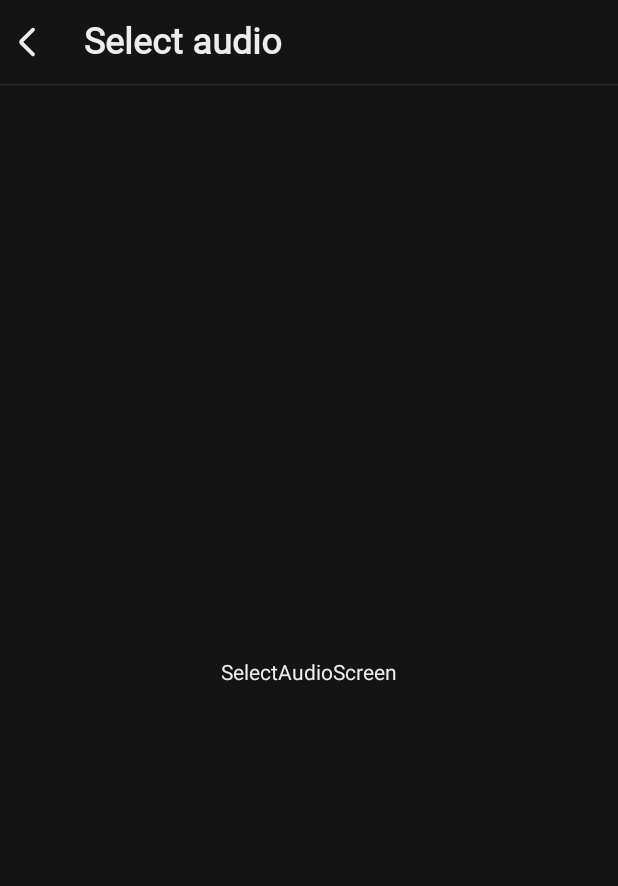
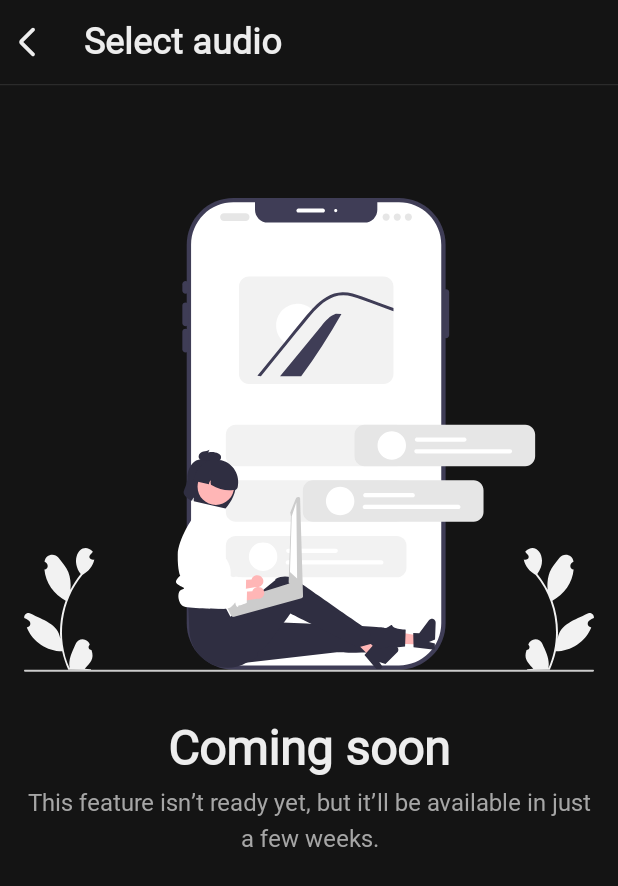
Before and after one commit to MarcelMilka/SayItAgain, an Android app built with Jetpack Compose: the selectAudioScreen screen opened through its navigation route, on a phone screen of 412 x 824 dp. Shown: the top 886 px of the screen. Run offline under Robolectric (Android 15) with nearby library versions, the phone set to English and light mode, and no system bars; our stand-ins replace Dagger/Hilt's generated code; Roboto replaces fonts that are not available here.

Commit message:
feat(transcribe): implement temporary SelectAudioScreen ui

```diff
--- a/common/src/main/java/eu/project/common/TestTags.kt
+++ b/common/src/main/java/eu/project/common/TestTags.kt
@@ -33,6 +33,10 @@ object TestTags {
     const val EXPORT_WORDS_SCREEN_LAZY_COLUMN = "ExportWordsScreen - LazyColumn"
 
 
+    // SelectAudioScreen
+    const val SELECT_AUDIO_SCREEN = "SelectAudioScreen"
+
+
     // TopBar
     const val TOP_BAR = "TopBar"
     const val TOP_BAR_ICON_BUTTON_BACK_ICON = "TopBar - IconButtonBack - Back icon"
--- /dev/null
+++ b/feature/transcribe/src/main/java/eu/project/transcribe/selectAudio/impl/SelectAudioImpl.kt
@@ -0,0 +1,14 @@
+package eu.project.transcribe.selectAudio.impl
+
+import androidx.navigation.NavGraphBuilder
+import androidx.navigation.compose.composable
+import eu.project.common.navigation.Navigation
+import eu.project.transcribe.selectAudio.screen.selectAudioScreen
+
+fun NavGraphBuilder.selectAudioImpl() {
+
+    composable<Navigation.Transcribe.SelectAudioScreen> {
+
+        selectAudioScreen()
+    }
+}
--- a/feature/transcribe/src/main/java/eu/project/transcribe/selectAudio/impl/SelectAudioScreenImpl.kt
+++ /dev/null
@@ -1,25 +0,0 @@
-package eu.project.transcribe.selectAudio.impl
-
-import androidx.compose.foundation.background
-import androidx.compose.foundation.layout.Box
-import androidx.compose.foundation.layout.fillMaxSize
-import androidx.compose.material3.Text
-import androidx.compose.ui.Alignment
-import androidx.compose.ui.Modifier
-import androidx.navigation.NavGraphBuilder
-import androidx.navigation.compose.composable
-import eu.project.common.navigation.Navigation
-import eu.project.ui.theme.Background
-import eu.project.ui.theme.PrimaryWhite
-
-fun NavGraphBuilder.selectAudioScreenImpl() {
-
-    composable<Navigation.Transcribe.SelectAudioScreen> {
-
-        Box(
-            modifier = Modifier.fillMaxSize().background(Background),
-            contentAlignment = Alignment.Center,
-            content = { Text(text = "SelectAudioScreen", color = PrimaryWhite) }
-        )
-    }
-}
--- /dev/null
+++ b/feature/transcribe/src/main/java/eu/project/transcribe/selectAudio/screen/SelectAudioScreen.kt
@@ -0,0 +1,78 @@
+package eu.project.transcribe.selectAudio.screen
+
+import androidx.compose.foundation.Image
+import androidx.compose.foundation.layout.Arrangement
+import androidx.compose.foundation.layout.Column
+import androidx.compose.foundation.layout.fillMaxSize
+import androidx.compose.foundation.layout.fillMaxWidth
+import androidx.compose.foundation.layout.padding
+import androidx.compose.runtime.Composable
+import androidx.compose.ui.Alignment
+import androidx.compose.ui.Modifier
+import androidx.compose.ui.platform.testTag
+import androidx.compose.ui.res.painterResource
+import androidx.compose.ui.res.stringResource
+import androidx.compose.ui.text.style.TextAlign
+import androidx.compose.ui.unit.dp
+import eu.project.common.TestTags
+import eu.project.ui.R
+import eu.project.ui.components.spacers.spacerV8
+import eu.project.ui.components.spacers.spacerVertical32
+import eu.project.ui.components.text.bodyLarge
+import eu.project.ui.components.text.headlineLarge
+import eu.project.ui.dimensions.ScreenPadding
+import eu.project.ui.theme.SecondaryWhite
+
+@Composable
+internal fun selectAudioScreen() {
+
+    Column(
+        modifier = Modifier
+            .fillMaxSize()
+            .padding(horizontal = ScreenPadding.dp)
+            .testTag(TestTags.SELECT_AUDIO_SCREEN),
+        verticalArrangement = Arrangement.Top,
+        horizontalAlignment = Alignment.Start,
+        content = {
+
+            // upper content
+            Column(
+                modifier = Modifier
+                    .fillMaxWidth()
+                    .weight(1f),
+                verticalArrangement = Arrangement.Bottom,
+                horizontalAlignment = Alignment.CenterHorizontally,
+                content = {
+
+                    Image(
+                        painter = painterResource(id = R.drawable.development),
+                        contentDescription = stringResource(R.string.illustration_development_description)
+                    )
+                }
+            )
+
+            // bottom content
+            Column(
+                modifier = Modifier
+                    .fillMaxWidth()
+                    .weight(1f),
+                verticalArrangement = Arrangement.Top,
+                horizontalAlignment = Alignment.CenterHorizontally,
+                content = {
+
+                    spacerVertical32()
+
+                    headlineLarge(text = stringResource(R.string.coming_soon))
+
+                    spacerV8()
+
+                    bodyLarge(
+                        text = stringResource(R.string.coming_soon_explanation),
+                        color = SecondaryWhite,
+                        textAlign = TextAlign.Center
+                    )
+                }
+            )
+        }
+    )
+}
--- a/scaffold/src/main/java/eu/project/scaffold/ApplicationScaffold.kt
+++ b/scaffold/src/main/java/eu/project/scaffold/ApplicationScaffold.kt
@@ -18,7 +18,7 @@ import eu.project.home.impl.homeScreenImpl
 import eu.project.saved.exportWords.impl.exportWordsImpl
 import eu.project.saved.savedWords.impl.savedWordsImpl
 import eu.project.topBar.impl.topBarImpl
-import eu.project.transcribe.selectAudio.impl.selectAudioScreenImpl
+import eu.project.transcribe.selectAudio.impl.selectAudioImpl
 import eu.project.ui.theme.Background
 
 @OptIn(ExperimentalLayoutApi::class)
@@ -62,7 +62,7 @@ fun applicationScaffold() {
 
                     this.navigation<Navigation.Transcribe.RouteTranscribe>(startDestination = Navigation.Transcribe.SelectAudioScreen) {
 
-                        this.selectAudioScreenImpl()
+                        this.selectAudioImpl()
                     }
                 }
             )
--- /dev/null
+++ b/ui/src/main/res/drawable/development.xml
@@ -0,0 +1,159 @@
+<vector xmlns:android="http://schemas.android.com/apk/res/android"
+    android:width="717.67dp"
+    android:height="596.33dp"
+    android:viewportWidth="717.67"
+    android:viewportHeight="596.33">
+  <path
+      android:pathData="M263.58,0L472.13,0A58.73,58.73 0,0 1,530.85 58.73L530.85,535.27A58.73,58.73 0,0 1,472.13 594L263.58,594A58.73,58.73 0,0 1,204.85 535.27L204.85,58.73A58.73,58.73 0,0 1,263.58 0z"
+      android:fillColor="#3f3d56"/>
+  <path
+      android:pathData="M525.36,58.73v476.54a53.29,53.29 0,0 1,-53.23 53.23h-208.54a53.29,53.29 0,0 1,-53.23 -53.23v-476.54a53.29,53.29 0,0 1,53.23 -53.23h27.27v9.42a16.08,16.08 0,0 0,16.08 16.08h121.84a16.08,16.08 0,0 0,16.08 -16.08v-9.42h27.27A53.29,53.29 0,0 1,525.36 58.73Z"
+      android:fillColor="#fff"/>
+  <path
+      android:pathData="M203.35,120.5a4,4 0,0 1,-4 -4v-8a4,4 0,0 1,8 0v8A4,4 0,0 1,203.35 120.5Z"
+      android:fillColor="#3f3d56"/>
+  <path
+      android:pathData="M203.35,161.52a4,4 0,0 1,-4 -4L199.35,135.5a4,4 0,0 1,8 0v22.02A4,4 0,0 1,203.35 161.52Z"
+      android:fillColor="#3f3d56"/>
+  <path
+      android:pathData="M203.35,194.5a4,4 0,0 1,-4 -4L199.35,168.48a4,4 0,0 1,8 0v22.02A4,4 0,0 1,203.35 194.5Z"
+      android:fillColor="#3f3d56"/>
+  <path
+      android:pathData="M531.35,176.5a4,4 0,0 1,-4 -4L527.35,118.77a4,4 0,0 1,8 0v53.73A4,4 0,0 1,531.35 176.5Z"
+      android:fillColor="#3f3d56"/>
+  <path
+      android:pathData="M376.45,18.35h-31a2.5,2.5 0,0 1,0 -5h31a2.5,2.5 0,0 1,0 5Z"
+      android:fillColor="#fff"/>
+  <path
+      android:pathData="M392.45,15.85m-2,0a2,2 0,1 1,4 0a2,2 0,1 1,-4 0"
+      android:fillColor="#fff"/>
+  <path
+      android:pathData="M632.75,569.02a3.56,3.56 0,0 0,2.52 -6.2c-0.09,-0.36 -0.16,-0.61 -0.25,-0.97a9.57,9.57 0,0 1,17.75 -0.34c4.32,9.85 9.88,20.03 7.27,30.94 17.59,-38.23 11.04,-85.51 -15.81,-117.8 -7.37,-3.97 -13.39,-11.09 -15.01,-19.41 3.64,1.2 8.14,-1.8 5.37,-5.6 -1.2,-1.45 -2.41,-2.89 -3.6,-4.34 13.65,-14.82 30.3,8.11 15.31,28.07a114.26,114.26 0,0 1,13.02 19.95,48.04 48.04,0 0,1 2.66,-22.34c2.68,-6.65 7.77,-12.28 12.25,-18.04 5.44,-7.03 16.81,-3.92 17.64,4.93 -5.07,1.72 -5.66,9.07 0.17,10.02 -1.37,16.48 -11.98,31.72 -26.73,39.08a114.71,114.71 0,0 1,6.72 47.89c2.43,-19.01 22.77,-23.81 36.94,-31.49a5.55,5.55 0,0 1,8.52 5.54,32.05 32.05,0 0,0 -5.59,3.02 4.84,4.84 0,0 0,2.33 8.82c-7.01,17.84 -25.46,29.95 -44.53,30.06a117.93,117.93 0,0 1,-7.7 23.2l-28.3,0.27c-0.1,-0.31 -0.2,-0.64 -0.29,-0.95a32.15,32.15 0,0 0,7.83 -0.54c-7.01,-8.14 -12.41,-12.27 -8.48,-23.77Z"
+      android:fillColor="#f2f2f2"/>
+  <path
+      android:pathData="M85,569.02a3.56,3.56 0,0 1,-2.52 -6.2c0.09,-0.36 0.16,-0.61 0.25,-0.97a9.57,9.57 0,0 0,-17.75 -0.34c-4.32,9.85 -9.88,20.03 -7.27,30.94 -17.59,-38.23 -11.04,-85.51 15.81,-117.8 7.37,-3.97 13.39,-11.09 15.01,-19.41 -3.64,1.2 -8.14,-1.8 -5.37,-5.6 1.2,-1.45 2.41,-2.89 3.6,-4.34 -13.65,-14.82 -30.3,8.11 -15.31,28.07a114.26,114.26 0,0 0,-13.02 19.95,48.04 48.04,0 0,0 -2.66,-22.34c-2.68,-6.65 -7.77,-12.28 -12.25,-18.04 -5.44,-7.03 -16.81,-3.92 -17.64,4.93 5.07,1.72 5.66,9.07 -0.17,10.02 1.37,16.48 11.98,31.72 26.73,39.08a114.71,114.71 0,0 0,-6.72 47.89c-2.43,-19.01 -22.77,-23.81 -36.94,-31.49a5.55,5.55 0,0 0,-8.52 5.54,32.05 32.05,0 0,1 5.59,3.02 4.84,4.84 0,0 1,-2.33 8.82c7.01,17.84 25.46,29.95 44.53,30.06a117.93,117.93 0,0 0,7.7 23.2l28.3,0.27c0.1,-0.31 0.2,-0.64 0.29,-0.95a32.15,32.15 0,0 1,-7.83 -0.54c7.01,-8.14 12.41,-12.27 8.48,-23.77Z"
+      android:fillColor="#f2f2f2"/>
+  <path
+      android:pathData="M278.94,29.07h-27a5,5 0,0 1,0 -10h27a5,5 0,0 1,0 10Z"
+      android:fillColor="#e6e6e6"/>
+  <path
+      android:pathData="M455.94,24.07m-4.5,0a4.5,4.5 0,1 1,9 0a4.5,4.5 0,1 1,-9 0"
+      android:fillColor="#e6e6e6"/>
+  <path
+      android:pathData="M469.94,24.07m-4.5,0a4.5,4.5 0,1 1,9 0a4.5,4.5 0,1 1,-9 0"
+      android:fillColor="#e6e6e6"/>
+  <path
+      android:pathData="M483.94,24.07m-4.5,0a4.5,4.5 0,1 1,9 0a4.5,4.5 0,1 1,-9 0"
+      android:fillColor="#e6e6e6"/>
+  <path
+      android:pathData="M452.79,98.96h-169.7a12.42,12.42 0,0 0,-12.4 12.4v110.31a12.42,12.42 0,0 0,12.4 12.4h169.7a12.41,12.41 0,0 0,12.4 -12.4v-110.31A12.41,12.41 0,0 0,452.79 98.96Z"
+      android:fillColor="#f2f2f2"/>
+  <path
+      android:pathData="M399.67,146.05a791.4,791.4 0,0 1,-50.68 78.42L322.37,224.47q26.15,-31.85 52.33,-63.71c5.01,-6.11 10.44,-12.52 17.95,-15Z"
+      android:fillColor="#3f3d56"/>
+  <path
+      android:pathData="M364.3,141.7c-2.78,2.89 -5.44,5.9 -7.94,9.03 -5.51,6.64 -10.95,13.34 -16.4,20.01 -3.4,4.15 -6.79,8.31 -10.15,12.46a24.79,24.79 0,0 1,-3.03 -2.29A27.16,27.16 0,0 1,361.49 139.14,25.04 25.04,0 0,1 364.3,141.7Z"
+      android:fillColor="#ffffff"/>
+  <path
+      android:pathData="M465.19,138.55v4.03l-1.8,-0.66 -25.33,-9.26c-8.25,-3.01 -16.48,-6.45 -25,-8.62a39.4,39.4 0,0 0,-22.64 0.29,51.95 51.95,0 0,0 -17.64,10.95c-2.25,2.08 -4.43,4.21 -6.54,6.42 -0.69,0.73 -1.38,1.46 -2.06,2.19 -2.04,2.22 -4.01,4.49 -5.88,6.84 -5.51,6.64 -10.95,13.34 -16.4,20.01 -3.4,4.16 -6.8,8.31 -10.16,12.46q-16.83,20.59 -33.46,41.27a19.54,19.54 0,0 1,-4.43 -0.56q16.97,-21.08 34.09,-42.04 0.39,-0.48 0.78,-0.96c1.34,-1.67 2.71,-3.35 4.07,-5.02q8.53,-10.45 17.08,-20.89c4.14,-5.06 8.25,-10.14 12.71,-14.94 0.27,-0.31 0.55,-0.61 0.84,-0.92 0.43,-0.46 0.86,-0.91 1.3,-1.38 9.69,-10.01 21.78,-18.86 36.26,-19.1 8.52,-0.13 16.75,2.57 24.67,5.42 8.53,3.09 17.03,6.23 25.55,9.35Z"
+      android:fillColor="#3f3d56"/>
+  <path
+      android:pathData="M469.18,477.62L266.53,477.62a12.41,12.41 0,0 1,-12.4 -12.4L254.13,437.91a12.41,12.41 0,0 1,12.4 -12.4L469.18,425.51a12.41,12.41 0,0 1,12.4 12.4v27.31A12.41,12.41 0,0 1,469.18 477.62Z"
+      android:fillColor="#f2f2f2"/>
+  <path
+      android:pathData="M469.18,337.62L266.53,337.62a12.41,12.41 0,0 1,-12.4 -12.4L254.13,297.91a12.41,12.41 0,0 1,12.4 -12.4L469.18,285.51a12.41,12.41 0,0 1,12.4 12.4v27.31A12.41,12.41 0,0 1,469.18 337.62Z"
+      android:fillColor="#f2f2f2"/>
+  <path
+      android:pathData="M469.18,407.62L266.53,407.62a12.41,12.41 0,0 1,-12.4 -12.4L254.13,367.91a12.41,12.41 0,0 1,12.4 -12.4L469.18,355.51a12.41,12.41 0,0 1,12.4 12.4v27.31A12.41,12.41 0,0 1,469.18 407.62Z"
+      android:fillColor="#f2f2f2"/>
+  <path
+      android:pathData="M392.48,446.89L332.76,446.89a2.67,2.67 0,0 1,0 -5.34L392.48,441.55a2.67,2.67 0,0 1,0 5.34Z"
+      android:fillColor="#fff"/>
+  <path
+      android:pathData="M449.91,461.58L332.1,461.58a2.67,2.67 0,0 1,0 -5.34h117.81a2.67,2.67 0,0 1,0 5.34Z"
+      android:fillColor="#fff"/>
+  <path
+      android:pathData="M301.04,451.56m-17.91,0a17.91,17.91 0,1 1,35.82 0a17.91,17.91 0,1 1,-35.82 0"
+      android:fillColor="#fff"/>
+  <path
+      android:pathData="M297.05,475.75a7.74,7.74 0,0 0,-10.2 3.55,7.43 7.43,0 0,0 -0.44,1.15l-26.97,1.61 -4,13.97 36.71,-6.2a7.72,7.72 0,0 0,8.49 -4.11A7.39,7.39 0,0 0,297.24 475.84Q297.14,475.8 297.05,475.75Z"
+      android:fillColor="#ffb6b6"/>
+  <path
+      android:pathData="M237.52,406.83l0,0a13.37,13.37 0,0 0,-18.04 9.16l-7.41,29.94 1.39,52.38s38.7,7.43 45.2,2.65 5.89,-8.33 6.5,-4.77 3.4,5.04 3.44,3.63 0.35,-1.17 1.97,-1.6 8.76,-3.06 8.76,-3.06l0.32,-14.94s-11.81,-4.48 -14.68,-3.14 0.61,3.55 -2.87,1.34 -3.86,-9.22 -4.45,-2.91 -2.33,7.48 -4.94,4.68 -14.68,-1.01 -14.68,-1.01l7.68,-58.23A13.37,13.37 0,0 0,237.52 406.83Z"
+      android:fillColor="#ffffff"/>
+  <path
+      android:pathData="M498.16,562.18l0.41,-11.03l-42.35,-6.82l-0.6,16.28l42.55,1.57z"
+      android:fillColor="#ffb6b6"/>
+  <path
+      android:pathData="M490.47,565.5l-0.4,-17.66 7.55,0.28 12.19,-16.33a4.72,4.72 0,0 1,8.5 3l-0.77,20.98 -7.6,3.34 7.42,1.69 -0.29,7.91Z"
+      android:fillColor="#2f2e41"/>
+  <path
+      android:pathData="M259.8,587.47 L393.94,571.87s57.93,3.35 71.52,-5.5l14.33,-1.81 0.78,-21.05s-8.76,0.06 -13.8,-2.28 -1.54,-5.22 -6.34,-2.4 -4.3,3.16 -8.01,1.87 -174.05,-8.26 -174.05,-8.26Z"
+      android:fillColor="#2f2e41"/>
+  <path
+      android:pathData="M436.56,578.34l7.8,-7.81l-26.41,-33.8l-11.51,11.53l30.12,30.09z"
+      android:fillColor="#ffb6b6"/>
+  <path
+      android:pathData="M428.67,575.54l11.72,-13.22 5.35,5.34 20.04,-3.68a4.72,4.72 0,0 1,4.19 7.98l-14.84,14.85 -7.84,-2.72 4.29,6.28 -5.59,5.6Z"
+      android:fillColor="#2f2e41"/>
+  <path
+      android:pathData="M206.87,514.01l1.33,31c1.57,36.49 41.76,58.58 72.92,39.53q0.86,-0.53 1.73,-1.09s11.81,-3.17 11.46,-8.2 2.53,-7.47 5.08,-6.1S335.39,523.05 335.39,523.05s69.48,34.66 84.81,42.82l16.17,-4.41s6.09,2.87 3.89,-1.28 -2.59,-2.17 -3.26,-6.7 -2.4,-10.15 -3.44,-9.91 -85.96,-59.19 -85.96,-59.19 -13.83,-14 -30.99,-4.76c-0.36,1.36 -0.05,1.41 -0.05,1.41l-56.68,46.19 -8.01,-15.21Z"
+      android:fillColor="#2f2e41"/>
+  <path
+      android:pathData="M244.97,400.1l-24.3,-11.39 -7.28,12.66s-19.54,27.89 -19.83,48 3.18,26.1 3.18,26.1 -8.43,6.3 -4.21,10.15 13.54,5.51 6.38,7.18 -5.35,18.57 2.65,21.57 50.96,2.97 50.96,2.97a7.65,7.65 0,0 1,1.89 -7.53c3.33,-3.34 6.33,-0.94 3.33,-6.14s-8,-2.2 -4,-9.2 4,-9.09 4,-9.09 8.15,-15.52 -4.13,-32.35c-0.75,-1.03 -0.12,-1.07 -0.12,-1.07l-9.92,-33.24Z"
+      android:fillColor="#ffffff"/>
+  <path
+      android:pathData="M205.81,352.21c0.21,5.13 -3.03,12.41 -4.62,16.79 -1.7,4.69 5.68,10.91 10.4,12.28a6.99,6.99 0,0 1,2.29 -4.2,11.97 11.97,0 0,0 -0.09,4.71l39.95,9.09c7.19,-8.32 14.41,-20.29 12.84,-34.72a14.04,14.04 0,0 0,-6.76 -14l-20.2,-11.93c-8.59,-1.96 -19.41,-3.14 -25.61,2.18A24.58,24.58 0,0 0,205.81 352.21Z"
+      android:fillColor="#2f2e41"/>
+  <path
+      android:pathData="M241.51,363.49m-23,0a23,23 0,1 1,46 0a23,23 0,1 1,-46 0"
+      android:fillColor="#ffb6b6"/>
+  <path
+      android:pathData="M214.57,351.2l-1.11,4.88 19.4,4.42a7.16,7.16 0,0 1,2.39 -5.21,12.19 12.19,0 0,0 0.14,5.79c10.46,5.87 19.9,7.95 28.35,6.45a4.43,4.43 0,0 0,5.3 -3.34v0c3.4,-14.95 -5.51,-30.22 -20.39,-33.93a28,28 0,0 0,-34.09 20.95Z"
+      android:fillColor="#2f2e41"/>
+  <path
+      android:pathData="M225.91,319.04c2.56,-0.56 5.27,-0.42 7.58,-2.15l-1.52,3.48a17.63,17.63 0,0 1,12.59 1.26,6.73 6.73,0 0,1 2.85,2.41 4.96,4.96 0,0 1,0.37 4.27,4.64 4.64,0 0,1 -2.72,2.58 8.96,8.96 0,0 1,-3.33 0.35q-7.08,-0.17 -14.17,-0.33a10.59,10.59 0,0 1,-5.22 -1.02,5.22 5.22,0 0,1 -2.42,-5.18C220.38,321.54 223.36,319.59 225.91,319.04Z"
+      android:fillColor="#2f2e41"/>
+  <path
+      android:pathData="M350.68,499.3a0.98,0.98 0,0 0,-0.19 -0.17,2.01 2.01,0 0,0 -0.62,-0.48l-1.68,-0.9 -11.17,-12.4a2.81,2.81 0,0 0,-2.1 -0.2l-0.03,0.01 -4.79,1.48 -4.12,1.28 -5.75,1.78L281.07,501.81l-25.74,7.97a2.79,2.79 0,0 0,-1.83 3.45,2.9 2.9,0 0,0 0.59,1.04l0.82,0.91 1.72,1.91 3.98,8.25 1.1,1.23a2.78,2.78 0,0 0,2.87 0.8L349.39,503.8a2.82,2.82 0,0 0,1.29 -4.51Z"
+      android:fillColor="#ccc"/>
+  <path
+      android:pathData="M345.64,376.59l-1.64,0.27a1.73,1.73 0,0 0,-1.12 0.69l-0.72,1.01 -6.53,16.32a1.73,1.73 0,0 0,-0.3 1.29l0.76,4.65 -2.89,83.01a1.75,1.75 0,0 0,0.65 1.08l12.67,16.95 0.3,0.24 0.64,0.5a1.76,1.76 0,0 0,1.15 0.36l1.08,-0.05a1.73,1.73 0,0 0,1.27 -0.65,1.7 1.7,0 0,0 0.36,-1.37L347.63,378.01a1.72,1.72 0,0 0,-1.98 -1.42Z"
+      android:fillColor="#ccc"/>
+  <path
+      android:pathData="M342.89,383.04l-5.78,17.61l-2.24,70.35l9,8l-0.98,-95.97z"
+      android:fillColor="#ffffff"/>
+  <path
+      android:pathData="M298.18,490.36a7.74,7.74 0,0 0,-10.2 3.55,7.43 7.43,0 0,0 -0.44,1.15l-26.97,1.61 -4,13.97 36.71,-6.2a7.72,7.72 0,0 0,8.49 -4.11,7.39 7.39,0 0,0 -3.4,-9.88Q298.27,490.4 298.18,490.36Z"
+      android:fillColor="#ffb6b6"/>
+  <path
+      android:pathData="M238.65,421.44l0,0a13.37,13.37 0,0 0,-18.04 9.16l-7.41,29.94 1.39,52.38s38.7,7.43 45.2,2.65 5.89,-8.33 6.5,-4.77 3.4,5.04 3.44,3.63 0.35,-1.17 1.97,-1.6 8.76,-3.06 8.76,-3.06l0.32,-14.94s-11.81,-4.48 -14.68,-3.14 0.61,3.55 -2.87,1.34 -3.86,-9.22 -4.45,-2.91 -2.33,7.48 -4.94,4.68 -14.68,-1.01 -14.68,-1.01l7.68,-58.23A13.37,13.37 0,0 0,238.65 421.44Z"
+      android:fillColor="#ffffff"/>
+  <path
+      android:pathData="M0,595.14a1.19,1.19 0,0 0,1.19 1.19h715.29a1.19,1.19 0,0 0,0 -2.38L1.19,593.95A1.19,1.19 0,0 0,0 595.14Z"
+      android:fillColor="#ccc"/>
+  <path
+      android:pathData="M631.18,337.62L428.53,337.62a12.41,12.41 0,0 1,-12.4 -12.4L416.13,297.91a12.41,12.41 0,0 1,12.4 -12.4L631.18,285.51a12.41,12.41 0,0 1,12.4 12.4v27.31A12.41,12.41 0,0 1,631.18 337.62Z"
+      android:fillColor="#e6e6e6"/>
+  <path
+      android:pathData="M554.48,306.89L494.76,306.89a2.67,2.67 0,1 1,0 -5.34L554.48,301.55a2.67,2.67 0,1 1,0 5.34Z"
+      android:fillColor="#fff"/>
+  <path
+      android:pathData="M611.91,321.58L494.1,321.58a2.67,2.67 0,1 1,0 -5.34h117.81a2.67,2.67 0,0 1,0 5.34Z"
+      android:fillColor="#fff"/>
+  <path
+      android:pathData="M463.04,311.56m-17.91,0a17.91,17.91 0,1 1,35.82 0a17.91,17.91 0,1 1,-35.82 0"
+      android:fillColor="#fff"/>
+  <path
+      android:pathData="M566.18,407.62L363.53,407.62a12.41,12.41 0,0 1,-12.4 -12.4L351.13,367.91a12.41,12.41 0,0 1,12.4 -12.4L566.18,355.51a12.41,12.41 0,0 1,12.4 12.4v27.31A12.41,12.41 0,0 1,566.18 407.62Z"
+      android:fillColor="#e6e6e6"/>
+  <path
+      android:pathData="M489.48,376.89L429.76,376.89a2.67,2.67 0,1 1,0 -5.34L489.48,371.55a2.67,2.67 0,0 1,0 5.34Z"
+      android:fillColor="#fff"/>
+  <path
+      android:pathData="M546.91,391.58L429.1,391.58a2.67,2.67 0,0 1,0 -5.34h117.81a2.67,2.67 0,0 1,0 5.34Z"
+      android:fillColor="#fff"/>
+  <path
+      android:pathData="M398.04,381.56m-17.91,0a17.91,17.91 0,1 1,35.82 0a17.91,17.91 0,1 1,-35.82 0"
+      android:fillColor="#fff"/>
+</vector>
--- a/ui/src/main/res/values/strings.xml
+++ b/ui/src/main/res/values/strings.xml
@@ -4,9 +4,7 @@
     <!--   HomeScreen   -->
     <string name="you_are_offline">Your are offline.</string>
     <string name="transcriptions_can_not_be_generated_while_offline">Transcriptions can’t be generated while offline.</string>
-
     <string name="struggling_to_catch_every_word">Struggling to catch every word?</string>
-
     <string name="my_vocabulary">My vocabulary</string>
 
 
@@ -22,8 +20,9 @@
     <string name="cancel">Cancel</string>
 
 
+
     <!--   ExportWordsScreen   -->
-    <string name="no_words_selected">No words selected.</string>
+    <string name="no_words_selected">No words selected</string>
     <string name="please_select_at_least_one_word_before_continuing">Please select at least one word before continuing.</string>
     <string name="how_would_you_like_to_export_your_words">How would you like to export your words?</string>
     <string name="enter_the_email_to_receive_the_file">Enter the email to receive the file.</string>
@@ -35,6 +34,14 @@
     <string name="or">Or</string>
     <string name="something_went_wrong">Something went wrong.</string>
     <string name="something_went_wrong_explanation">An unexpected error occurred. Please try again later.</string>
+
+
+
+    <!--   SelectAudioScreen   -->
+    <string name="coming_soon">Coming soon</string>
+    <string name="coming_soon_explanation">This feature isn’t ready yet, but it’ll be available in just a few weeks.</string>
+
+
 
     <!--   Common   -->
     <string name="pick_and_transcribe">Pick and transcribe</string>
@@ -51,6 +58,7 @@
     <string name="illustration_error_description">Error</string>
     <string name="illustration_offline_description">Offline</string>
     <string name="illustration_empty_description">Empty</string>
+    <string name="illustration_development_description">Development</string>
 
 
     <!--   Content descriptions   -->
```
